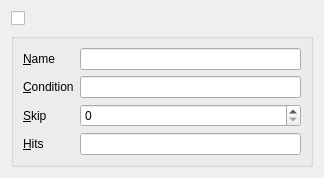
First picture: the form in src/views/breakpointwidget.ui, repository rainerf/ricodebug, before the edit.
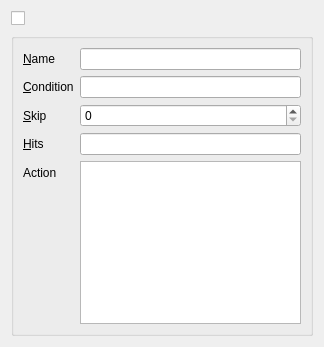
Second picture: the form after the edit.

Commit message: initial version of breakpoint actions and scripting support

```diff
--- a/src/views/breakpointwidget.ui
+++ b/src/views/breakpointwidget.ui
@@ -7,7 +7,7 @@
     <x>0</x>
     <y>0</y>
     <width>324</width>
-    <height>151</height>
+    <height>347</height>
    </rect>
   </property>
   <property name="sizePolicy">
@@ -149,6 +149,16 @@
           </property>
          </widget>
         </item>
+        <item row="4" column="0">
+         <widget class="QLabel" name="label_5">
+          <property name="text">
+           <string>Action</string>
+          </property>
+         </widget>
+        </item>
+        <item row="4" column="1">
+         <widget class="QPlainTextEdit" name="action"/>
+        </item>
        </layout>
       </item>
      </layout>
```
The commit also changes 8 other files.
